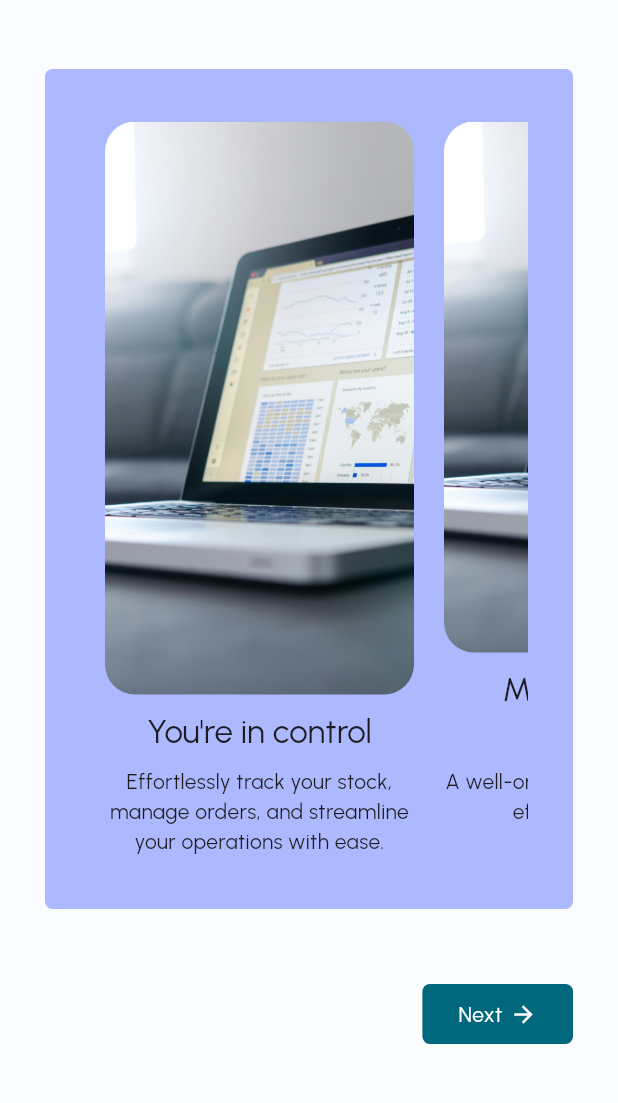
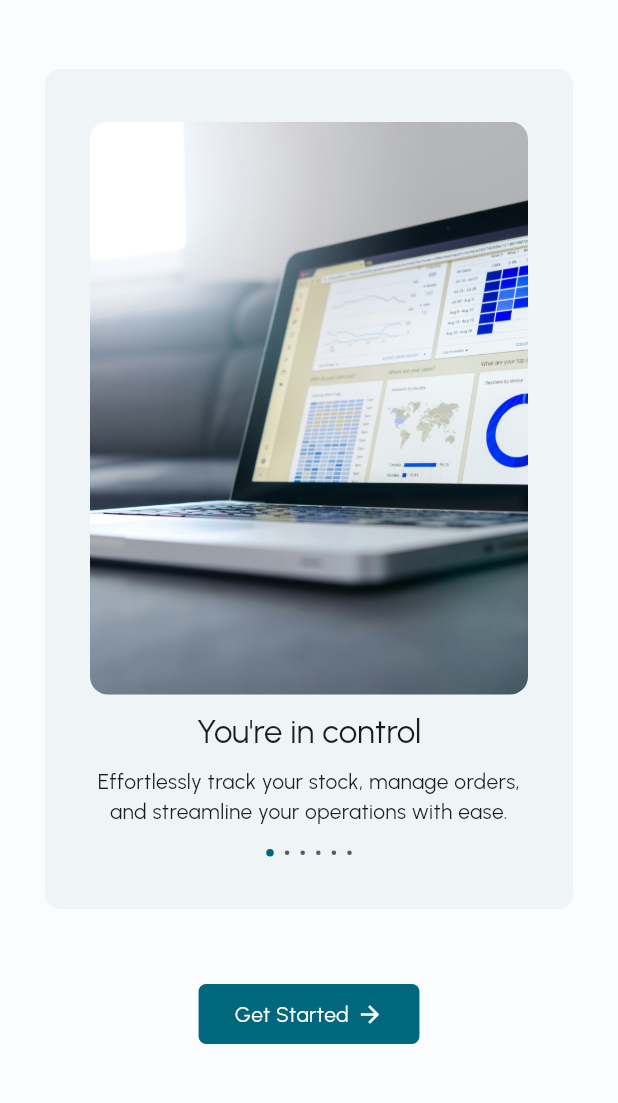
Before and after one commit to AllanDwyre/TER-STOCK, a Flutter app: the screen it shows after launch, on a phone screen of 412 x 824 dp, the part 126-1229 px from its top. Run offline on Flutter 3.47's test engine with Material 3 defaults, Android fonts, the phone set to English and light mode, and no system bars; our stand-ins replace flutter_svg, google_fonts.

Commit message:
Finalisation de OnBoardingScreen. Creations d'utils, Et Creation de la premiere page Login.

```diff
--- a/front/hive_stock/lib/App/components/custom_progress_bar.dart
+++ b/front/hive_stock/lib/App/components/custom_progress_bar.dart
@@ -24,6 +24,8 @@ class _CustomProgressBarState extends State<CustomProgressBar> {
       children: [
         for (int i = 0; i < widget.stepNumber; i++)
           Expanded(
+            child: Padding(
+              padding: const EdgeInsets.symmetric(horizontal: 5, vertical: 10),
               child: Container(
                 height: 5,
                 decoration: BoxDecoration(
@@ -34,6 +36,7 @@ class _CustomProgressBarState extends State<CustomProgressBar> {
                 ),
               ),
             ),
+          ),
       ],
     );
   }
--- a/front/hive_stock/lib/App/constants/padding.dart
+++ b/front/hive_stock/lib/App/constants/padding.dart
@@ -1 +1,6 @@
+import 'package:flutter/material.dart';
+
 const kDefaultPadding = 20.0;
+
+const EdgeInsets defaultPagePadding =
+    EdgeInsets.symmetric(horizontal: 30, vertical: 40);
--- a/front/hive_stock/lib/App/routes.dart
+++ b/front/hive_stock/lib/App/routes.dart
@@ -1,2 +1,43 @@
 import 'package:flutter/material.dart';
+import 'package:flutter_svg/svg.dart';
+import 'package:hive_stock/login/screens/login.dart';
 import 'package:hive_stock/login/screens/onbording.dart';
+
+/// This class allows to centralized the logic of routing, and the logic of passing data between page transition.
+/// Futhermore, it can handle the logic of the user state (disconnected / connected) and roles, to allow or not the user to access a page.
+class RouteGenerator {
+  static Route<dynamic> generateRoute(RouteSettings settings) {
+    // getting arguments passed in calling Navigator.pushNamed
+    final args = settings.arguments;
+
+    switch (settings.name) {
+      case '/':
+        return MaterialPageRoute(builder: (_) => const OnBoardingScreen());
+      case '/login':
+        return MaterialPageRoute(builder: (_) => const LoginScreen());
+      default:
+        return _errorRoute();
+    }
+  }
+
+  static Route<dynamic> _errorRoute() => MaterialPageRoute(
+        builder: (context) => Scaffold(
+          appBar: AppBar(
+            title: const Text("404 Page"),
+          ),
+          body: SafeArea(
+            child: Column(
+              mainAxisAlignment: MainAxisAlignment.spaceEvenly,
+              crossAxisAlignment: CrossAxisAlignment.center,
+              children: [
+                SvgPicture.asset("assets/app/page_not_found.svg"),
+                const Text(
+                  "Oops! Wrong turn!\nBack to safety with the back button or homepage. Happy surfing!",
+                  textAlign: TextAlign.center,
+                ),
+              ],
+            ),
+          ),
+        ),
+      );
+}
--- a/front/hive_stock/lib/login/screens/onbording.dart
+++ b/front/hive_stock/lib/login/screens/onbording.dart
@@ -1,18 +1,19 @@
 import 'package:flutter/material.dart';
 import 'package:hive_stock/App/components/buttons.dart';
 import 'package:hive_stock/App/components/custom_app_bar.dart';
+import 'package:hive_stock/App/constants/padding.dart';
 
-class OnBoardingWidget extends StatelessWidget {
-	const OnBoardingWidget({super.key});
+class OnBoardingScreen extends StatelessWidget {
+  const OnBoardingScreen({super.key});
 
   @override
   Widget build(BuildContext context) {
     // final ColorScheme colorTheme = Theme.of(context).colorScheme;
     return Scaffold(
-			body: Padding(
-				padding: const EdgeInsets.symmetric(horizontal: 30, vertical: 40),
+      body: SafeArea(
+        child: Padding(
+          padding: defaultPagePadding,
           child: Column(
-					crossAxisAlignment: CrossAxisAlignment.end,
             mainAxisAlignment: MainAxisAlignment.spaceBetween,
             children: [
               const CustomAppBar(
@@ -20,35 +21,36 @@ class OnBoardingWidget extends StatelessWidget {
               ),
               Container(
                 decoration: BoxDecoration(
-									borderRadius: BorderRadius.circular(5),
-									color: const Color(0xEDA6B4FF)),
+                    borderRadius: BorderRadius.circular(10),
+                    color: const Color(0xFFEFF4F7)),
                 height: 560,
                 width: double.infinity,
-							padding: const EdgeInsets.symmetric(horizontal: 30, vertical: 35),
-							child: const OnBoardingPageView(),
+                child: const _PageViewWidget(),
               ),
-						const PrimaryButton(
-							text: "Next",
+              PrimaryButton(
+                text: "Get Started",
                 icon: Icons.arrow_forward,
+                onPressed: () => Navigator.of(context).pushNamed("/login"),
               )
             ],
+          ),
         ),
       ),
     );
   }
 }
 
-class OnBoardingPageView extends StatefulWidget {
-	const OnBoardingPageView({super.key});
+class _PageViewWidget extends StatefulWidget {
+  const _PageViewWidget({super.key});
 
   @override
-	State<OnBoardingPageView> createState() => _OnBoardingPageViewState();
+  State<_PageViewWidget> createState() => _PageViewWidgetState();
 }
 
-class _OnBoardingPageViewState extends State<OnBoardingPageView>
+class _PageViewWidgetState extends State<_PageViewWidget>
     with TickerProviderStateMixin {
   late PageController _pageController;
-
+  late int currentIndex = 0;
   @override
   void initState() {
     super.initState();
@@ -97,57 +99,95 @@ class _OnBoardingPageViewState extends State<OnBoardingPageView>
     }
   ];
 
+  void _onPageChanged(int newPage) {
+    setState(() {
+      currentIndex = newPage;
+    });
+  }
+
   @override
   Widget build(BuildContext context) {
     final TextTheme textTheme = Theme.of(context).textTheme;
-  final screenWidth = MediaQuery.of(context).size.width;
-  final imageWidth = screenWidth / 2;
+    final ColorScheme colorScheme = Theme.of(context).colorScheme;
 
-  return SingleChildScrollView(
-    scrollDirection: Axis.horizontal,
-    child: Row(
-      children: onbordingData.map((data) {
-        return Container(
-          margin: const EdgeInsets.symmetric(horizontal: 10.0),
-          width: imageWidth,
-          decoration: BoxDecoration(
-            borderRadius: BorderRadius.circular(20.0),
-          ),
-          child: Column(
+    return Stack(
+      alignment: Alignment.bottomCenter,
       children: [
+        PageView.builder(
+          controller: _pageController,
+          onPageChanged: _onPageChanged,
+          itemCount: onbordingData.length,
+          itemBuilder: (BuildContext context, int index) => Padding(
+            padding: const EdgeInsets.symmetric(horizontal: 30, vertical: 35),
+            child: Column(children: [
               Expanded(
-                child: ClipRRect(
-                  borderRadius: BorderRadius.circular(20.0),
+                flex: 1,
+                child: Container(
+                  width: double.infinity,
+                  height: double.infinity,
+                  clipBehavior: Clip.antiAlias,
+                  decoration:
+                      BoxDecoration(borderRadius: BorderRadius.circular(12)),
                   child: Image.asset(
-                    data["path"] ?? "",
+                    onbordingData[index]["path"] ?? "",
                     fit: BoxFit.cover,
                   ),
                 ),
               ),
               const SizedBox(height: 10),
               Text(
-                data["title"] ?? "[Title]",
-                style: textTheme.titleLarge,
+                onbordingData[index]["title"] ?? "",
+                style: textTheme.titleLarge!
+                    .copyWith(color: colorScheme.onSurface),
                 textAlign: TextAlign.center,
               ),
               const SizedBox(height: 10),
               Text(
-                data["description"] ?? "[description]",
-                style: textTheme.bodyMedium,
+                onbordingData[index]["description"] ?? "",
+                style: textTheme.bodyMedium!
+                    .copyWith(color: colorScheme.onSurface),
                 textAlign: TextAlign.center,
               ),
+              const SizedBox(height: 20),
+            ]),
+          ),
+        ),
+        Padding(
+          padding: const EdgeInsets.only(bottom: 35),
+          child: SizedBox(
+            width: 57,
+            child: _DotIndicatorWidget(currentIndex, onbordingData.length),
+          ),
+        ),
       ],
-          ),
-        );
-      }).toList(),
-    ),
     );
   }
+}
 
+class _DotIndicatorWidget extends StatelessWidget {
+  const _DotIndicatorWidget(
+    this.currentSelectionIndex,
+    this.lenght, {
+    super.key,
+  });
+  final int currentSelectionIndex;
+  final int lenght;
+  @override
+  Widget build(BuildContext context) {
+    final ColorScheme colorScheme = Theme.of(context).colorScheme;
 
-	void _handlePageViewChanged(int currentPageIndex) {
-		setState(() {
-			// _currentPageIndex = currentPageIndex;
-		});
+    return Row(mainAxisAlignment: MainAxisAlignment.spaceBetween, children: [
+      for (int i = 0; i < lenght; i++)
+        Container(
+          width: currentSelectionIndex == i ? 5 : 3,
+          height: currentSelectionIndex == i ? 5 : 3,
+          decoration: BoxDecoration(
+            shape: BoxShape.circle,
+            color: currentSelectionIndex == i
+                ? colorScheme.primary
+                : colorScheme.secondary,
+          ),
+        )
+    ]);
   }
 }
--- a/front/hive_stock/lib/main.dart
+++ b/front/hive_stock/lib/main.dart
@@ -1,6 +1,6 @@
 import 'package:flutter/material.dart';
 import 'package:google_fonts/google_fonts.dart';
-import 'package:hive_stock/login/screens/onbording.dart';
+import 'package:hive_stock/App/routes.dart';
 
 import 'App/constants/colors.dart';
 
@@ -16,17 +16,18 @@
     return MaterialApp(
       title: 'HiveStock',
       debugShowCheckedModeBanner: false,
-			theme: ThemeData(colorScheme: lightColorScheme, textTheme: GoogleFonts.urbanistTextTheme(Theme.of(context).textTheme),).copyWith(extensions: [lightCustomColors]),
-			darkTheme: ThemeData(colorScheme: darkColorScheme, textTheme: GoogleFonts.urbanistTextTheme(Theme.of(context).textTheme)).copyWith(extensions: [darkCustomColors]),
+      theme: ThemeData(
+        colorScheme: lightColorScheme,
+        textTheme: GoogleFonts.urbanistTextTheme(Theme.of(context).textTheme),
+      ).copyWith(extensions: [lightCustomColors]),
+      darkTheme: ThemeData(
+              colorScheme: darkColorScheme,
+              textTheme:
+                  GoogleFonts.urbanistTextTheme(Theme.of(context).textTheme))
+          .copyWith(extensions: [darkCustomColors]),
       themeMode: ThemeMode.system,
-			home: const SafeArea(child: OnBoardingWidget()), //todo : detect the user status (connected or disconnected)
+      onGenerateRoute: RouteGenerator.generateRoute,
+      initialRoute: "/",
     );
-		/*
-		POUR TESTER PAGE PRODUIT
-		return MaterialApp(
-			debugShowCheckedModeBanner: false,
-			home: ProductScreen(products.first),
-		);
-		*/
   }
 }
```
Also changed, not shown: front/hive_stock/lib/login/screens/login.dart (+57 -49 lines), front/hive_stock/pubspec.yaml (+5 -5 lines), front/hive_stock/assets/app/page_not_found.svg (added), front/hive_stock/assets/images(for_test)/bioglow.png (renamed from front/hive_stock/assets/images/bioglow.png). Lines whose indentation alone changed are shown as unchanged.
